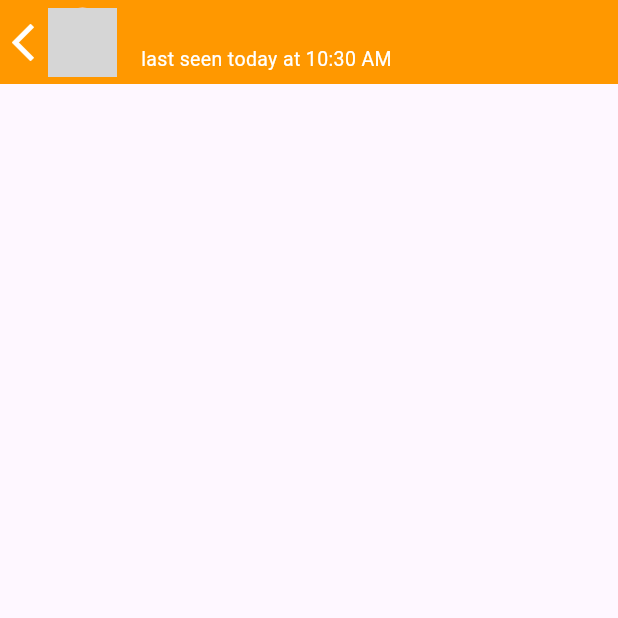
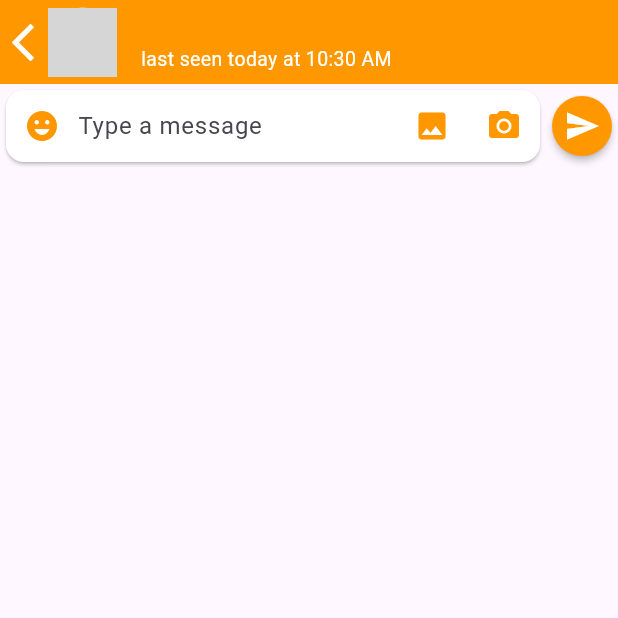
Before and after one commit to rafiullahkhaleel/shadow-chat, a Flutter app: the UserChatScreen screen opened directly with empty values, on a phone screen of 412 x 824 dp, the top half of it. Run offline on Flutter 3.47's test engine with Material 3 defaults, Android fonts, the phone set to English and light mode, and no system bars; our stand-ins replace cached_network_image, cloud_firestore, firebase_auth, firebase_core, firebase_storage, flutter_riverpod and 2 more; accounts and stored records are empty; generated files the repository leaves out were written again; network calls fail; grey boxes are pictures that could not be loaded.

Commit message:
add input textField in UserChatScreen

```diff
--- a/lib/main.dart
+++ b/lib/main.dart
@@ -53,6 +53,11 @@ class MyApp extends StatelessWidget {
                 fontWeight: FontWeight.w500,
               ),
             )
+          ),
+          iconButtonTheme: IconButtonThemeData(
+            style: IconButton.styleFrom(
+              foregroundColor: AppColors.mainColor,
+            )
           )
         ),
         home: const HomeScreen(),
--- a/lib/view/screens/user_chat_screen.dart
+++ b/lib/view/screens/user_chat_screen.dart
@@ -38,6 +38,49 @@ class UserChatScreen extends StatelessWidget {
           ),
         ),
       ),
+      body: Column(
+        children: [
+          Row(
+            children: [
+              Expanded(
+                child: Card(
+                  color: Colors.white,
+                  child: Row(
+                    children: [
+                      IconButton(
+                        onPressed: () {},
+                        icon: Icon(Icons.emoji_emotions),
+                      ),
+                      Expanded(
+                        child: TextFormField(
+                          decoration: InputDecoration(
+                            hintText: 'Type a message',
+                            border: InputBorder.none,
+                          ),
+                        ),
+                      ),
+                      IconButton(onPressed: () {}, icon: Icon(Icons.photo)),
+                      IconButton(
+                        onPressed: () {},
+                        icon: Icon(Icons.camera_alt),
+                      ),
+                    ],
+                  ),
+                ),
+              ),
+              MaterialButton(
+                minWidth: 0,
+              padding: EdgeInsets.all(8),
+                onPressed: () {},
+                shape: CircleBorder(),
+                color: AppColors.mainColor,
+                child: Icon(Icons.send,color: Colors.white,
+
+              )),
+            ],
+          ),
+        ],
+      ),
     );
   }
 }
```
